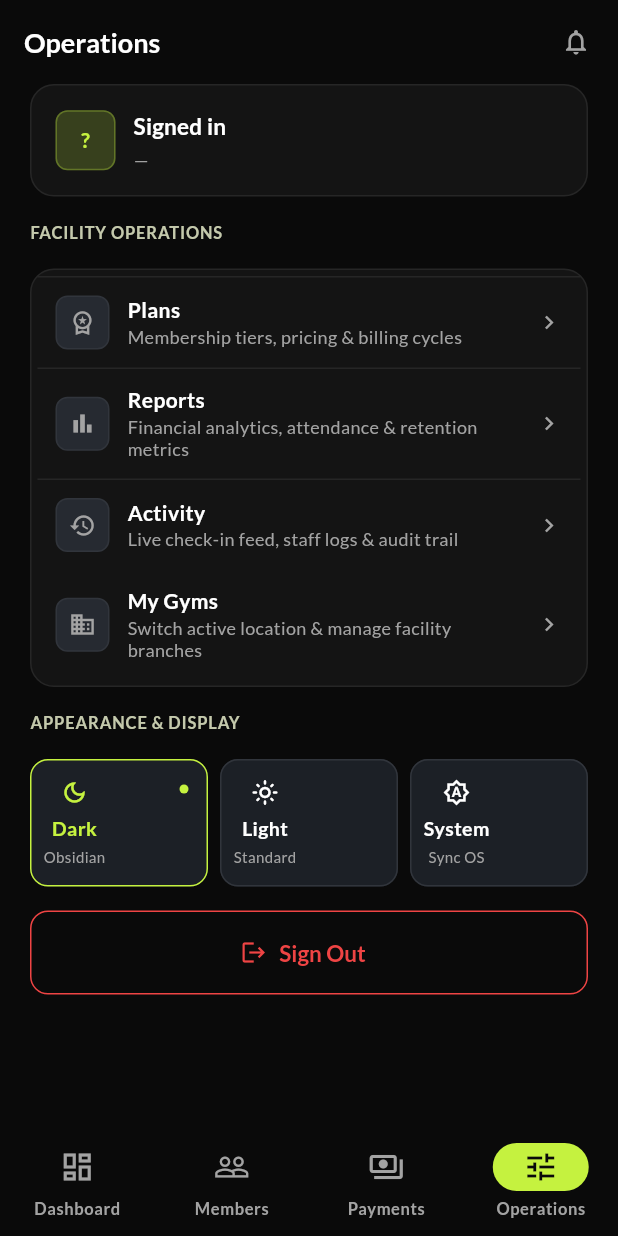
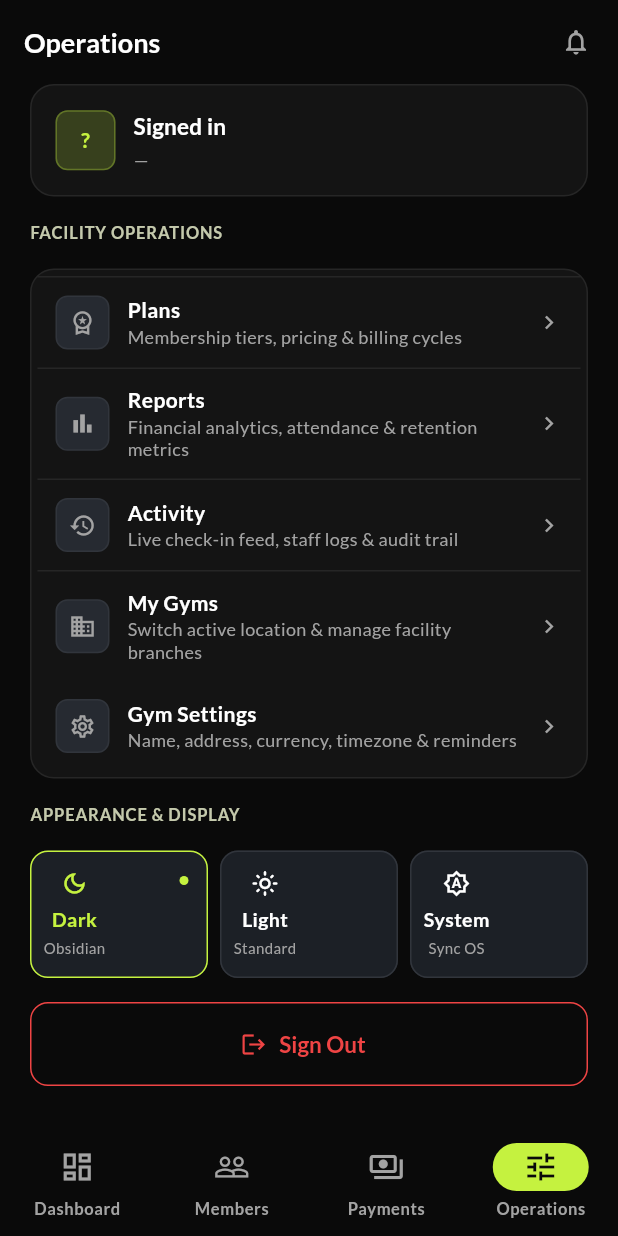
Before and after one commit to akshayishaan/gym_management, a Flutter app: the MoreScreen screen opened by its route, on a phone screen of 412 x 824 dp. Run offline on Flutter 3.47's test engine with Material 3 defaults, Android fonts, the phone set to English and light mode, and no system bars; our stand-ins replace dio, flutter_riverpod, flutter_secure_storage, flutter_svg, go_router, google_fonts; accounts and stored records are empty.

Commit message:
fix(mobile): add Gym Settings entry point to the More menu
The /settings route existed (and now renders a real form) but had no
way to reach it from the UI — the profile card isn't tappable and
there's no gear icon in the AppBar. Added a 5th 'Gym Settings' row to
the FACILITY OPERATIONS card, consistent with the existing Plans/
Reports/Activity/My Gyms rows.

Verified on-device end to end: Operations -> Gym Settings loads the
real gym record (name, address, phone, email, currency, timezone,
reminder days) via GET /gyms/:id and Save changes round-trips through
PUT /gyms/:id with no errors.

flutter analyze and flutter test both clean.

```diff
--- a/mobile/lib/features/more/presentation/more_screen.dart
+++ b/mobile/lib/features/more/presentation/more_screen.dart
@@ -69,6 +69,12 @@ class MoreScreen extends ConsumerWidget {
                 title: 'My Gyms',
                 subtitle: 'Switch active location & manage facility branches',
                 route: '/gym/picker',
+              ),
+              _NavRow(
+                icon: Icons.settings_outlined,
+                title: 'Gym Settings',
+                subtitle: 'Name, address, currency, timezone & reminders',
+                route: '/settings',
                 isLast: true,
               ),
             ],
```
